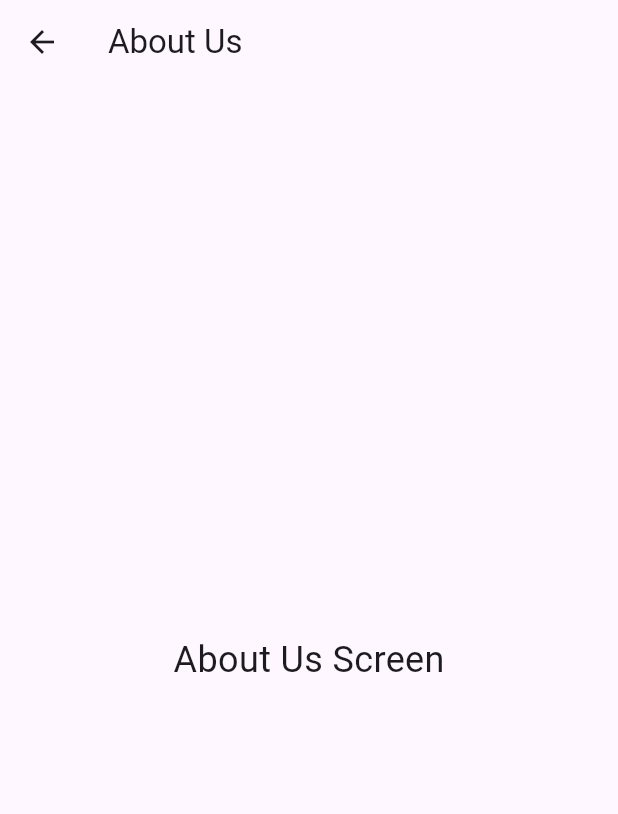
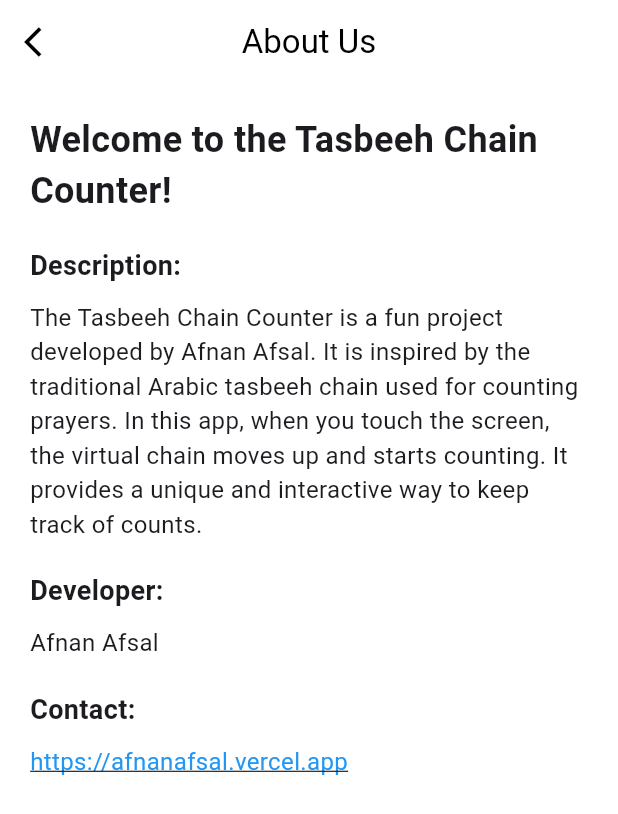
Before and after one commit to Afnanafsal/tasbeeh-counter-app, a Flutter app: the screen it shows after launch, in the side drawer, after a tap on "About Us", on a phone screen of 412 x 824 dp. Shown: the top 814 px of the screen. Run offline on Flutter 3.47's test engine with Material 3 defaults, Android fonts, the phone set to English and light mode, and no system bars.

Commit message:
Update AboutUsScreen UI and add website link

```diff
--- a/lib/about_us_screen.dart
+++ b/lib/about_us_screen.dart
@@ -1,18 +1,106 @@
 import 'package:flutter/material.dart';
+import 'package:url_launcher/url_launcher.dart';
 
 class AboutUsScreen extends StatelessWidget {
   @override
   Widget build(BuildContext context) {
     return Scaffold(
       appBar: AppBar(
-        title: Text('About Us'),
+        backgroundColor: Colors.white,
+        centerTitle: true,
+        title: Text(
+          'About Us',
+          style: TextStyle(
+            color: Colors.black,
+          ),
+        ),
+        leading: IconButton(
+          icon: Icon(
+            Icons.arrow_back_ios,
+            color: Colors.black,
+          ),
+          onPressed: () {
+            Navigator.pop(context);
+          },
+        ),
+        elevation: 0,
       ),
-      body: Center(
-        child: Text(
-          'About Us Screen',
-          style: TextStyle(fontSize: 24),
+      backgroundColor: Colors.white,
+      body: SingleChildScrollView(
+        padding: EdgeInsets.symmetric(horizontal: 20, vertical: 20),
+        child: Column(
+          crossAxisAlignment: CrossAxisAlignment.start,
+          children: [
+            Text(
+              'Welcome to the Tasbeeh Chain Counter!',
+              style: TextStyle(
+                fontSize: 24,
+                fontWeight: FontWeight.bold,
+              ),
+            ),
+            SizedBox(height: 20),
+            Text(
+              'Description:',
+              style: TextStyle(
+                fontSize: 18,
+                fontWeight: FontWeight.bold,
+              ),
+            ),
+            SizedBox(height: 10),
+            Text(
+              'The Tasbeeh Chain Counter is a fun project developed by Afnan Afsal. It is inspired by the traditional Arabic tasbeeh chain used for counting prayers. In this app, when you touch the screen, the virtual chain moves up and starts counting. It provides a unique and interactive way to keep track of counts.',
+              style: TextStyle(
+                fontSize: 16,
+              ),
+            ),
+            SizedBox(height: 20),
+            Text(
+              'Developer:',
+              style: TextStyle(
+                fontSize: 18,
+                fontWeight: FontWeight.bold,
+              ),
+            ),
+            SizedBox(height: 10),
+            Text(
+              'Afnan Afsal',
+              style: TextStyle(
+                fontSize: 16,
+              ),
+            ),
+            SizedBox(height: 20),
+            Text(
+              'Contact:',
+              style: TextStyle(
+                fontSize: 18,
+                fontWeight: FontWeight.bold,
+              ),
+            ),
+            SizedBox(height: 10),
+            InkWell(
+              onTap: () {
+                _launchWebsite('https://afnanafsal.vercel.app');
+              },
+              child: Text(
+                'https://afnanafsal.vercel.app',
+                style: TextStyle(
+                  fontSize: 16,
+                  color: Colors.blue,
+                  decoration: TextDecoration.underline,
+                ),
+              ),
+            ),
+          ],
         ),
       ),
     );
   }
+
+  void _launchWebsite(String url) async {
+    if (await canLaunch(url)) {
+      await launch(url);
+    } else {
+      throw 'Could not launch $url';
+    }
+  }
 }
```
